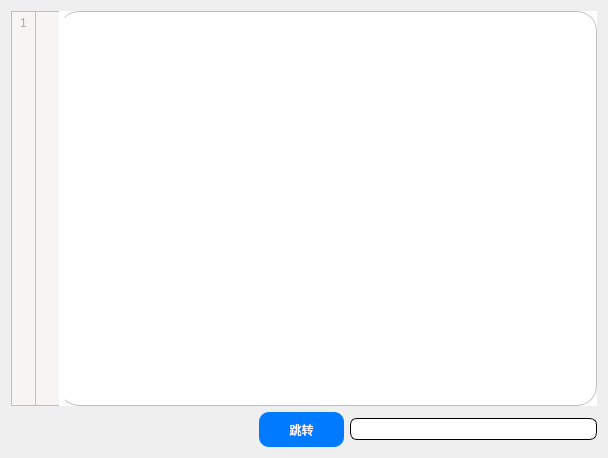
Before: the Qt Designer form CEditor/tab.ui in XiaoZheng2003/BIT-QT-IDE, drawn with Qt 5.
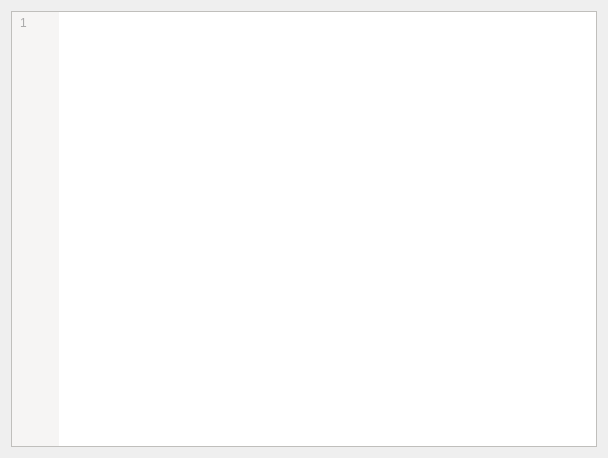
After: the same form once the commit is applied. Custom widgets are drawn as their Qt base class.

Commit message: 迁移跳转行功能

The edit to the form file:
```diff
--- a/CEditor/tab.ui
+++ b/CEditor/tab.ui
@@ -100,6 +100,7 @@
          <property name="styleSheet">
           <string notr="true">background-color: rgb(246, 245, 244);
 border:1px solid rgb(192, 191, 188);
+border-left:none;
 border-right:none;
 padding-top:4px;</string>
          </property>
@@ -130,9 +131,7 @@
          </property>
          <property name="styleSheet">
           <string notr="true">border:1px solid rgb(192, 191, 188);
-border-left:none;
-background-color: rgb(255, 255, 255);
-border-radius:20px;</string>
+border-left:none;</string>
          </property>
          <property name="frameShape">
           <enum>QFrame::NoFrame</enum>
@@ -144,64 +143,6 @@
        </item>
       </layout>
      </item>
-     <item>
-      <layout class="QHBoxLayout" name="horizontalLayout">
-       <item>
-        <spacer name="horizontalSpacer">
-         <property name="orientation">
-          <enum>Qt::Horizontal</enum>
-         </property>
-         <property name="sizeHint" stdset="0">
-          <size>
-           <width>80</width>
-           <height>20</height>
-          </size>
-         </property>
-        </spacer>
-       </item>
-       <item>
-        <widget class="QPushButton" name="jumpto">
-         <property name="styleSheet">
-          <string notr="true">QPushButton {
-               background-color:#007BFF;
-               color: white;
-               padding: 5px;
-               border: none;
-               border-radius: 10px;  
-               height:25px;
-               width:75px;
-	           font: 9pt &quot;黑体&quot;;
-
- }
-
-
-QPushButton:hover {
-              background-color:  #9cd3fa;
-}</string>
-         </property>
-         <property name="text">
-          <string>跳转</string>
-         </property>
-        </widget>
-       </item>
-       <item>
-        <widget class="QLineEdit" name="lineEdit">
-         <property name="styleSheet">
-          <string notr="true">QLineEdit{
-	border:1px solid black;
-	border-radius:7px;
-	padding:2px 4px;
-	font: 10pt &quot;Candara&quot;;
- }
-
-QLineEdit:hover {
-	border:1px groove grey;
-}</string>
-         </property>
-        </widget>
-       </item>
-      </layout>
-     </item>
     </layout>
    </item>
   </layout>
```
Left out of the diff: 6 changed lines with no effect on the pictures. The commit also changes 8 other files.
